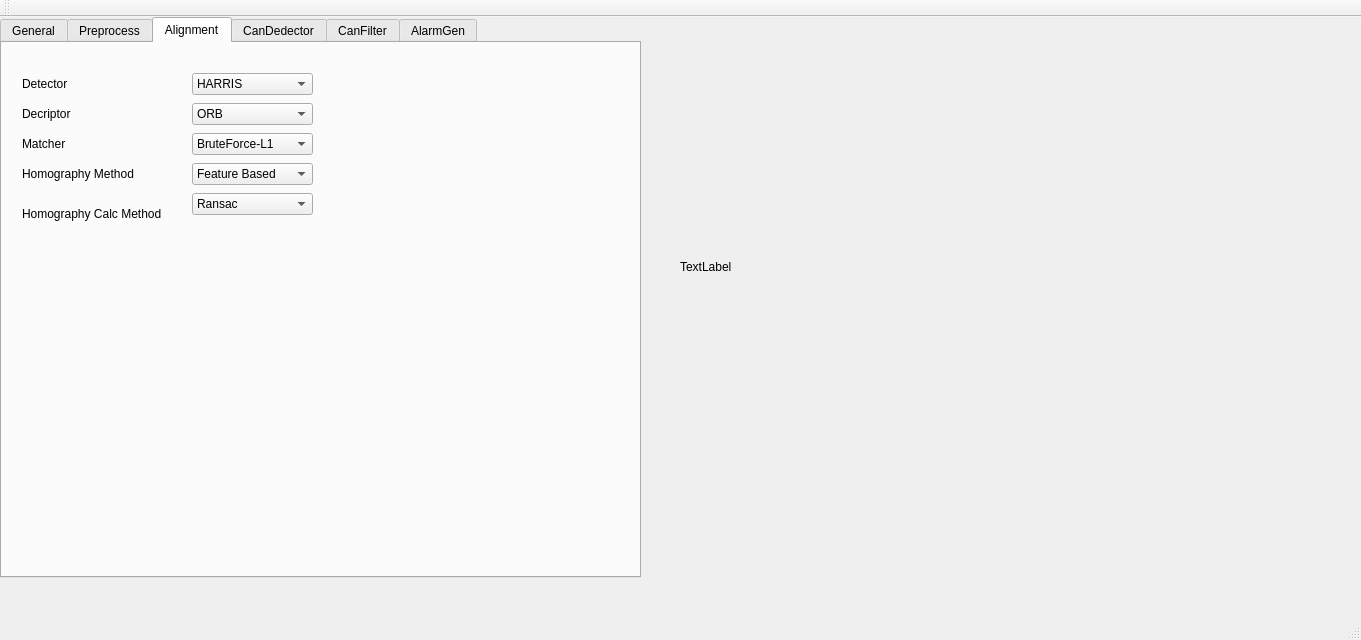
This is mainwindow.ui in birolkuyumcu/TargetDetection as Qt 5 draws it before an edit. The edited form follows.
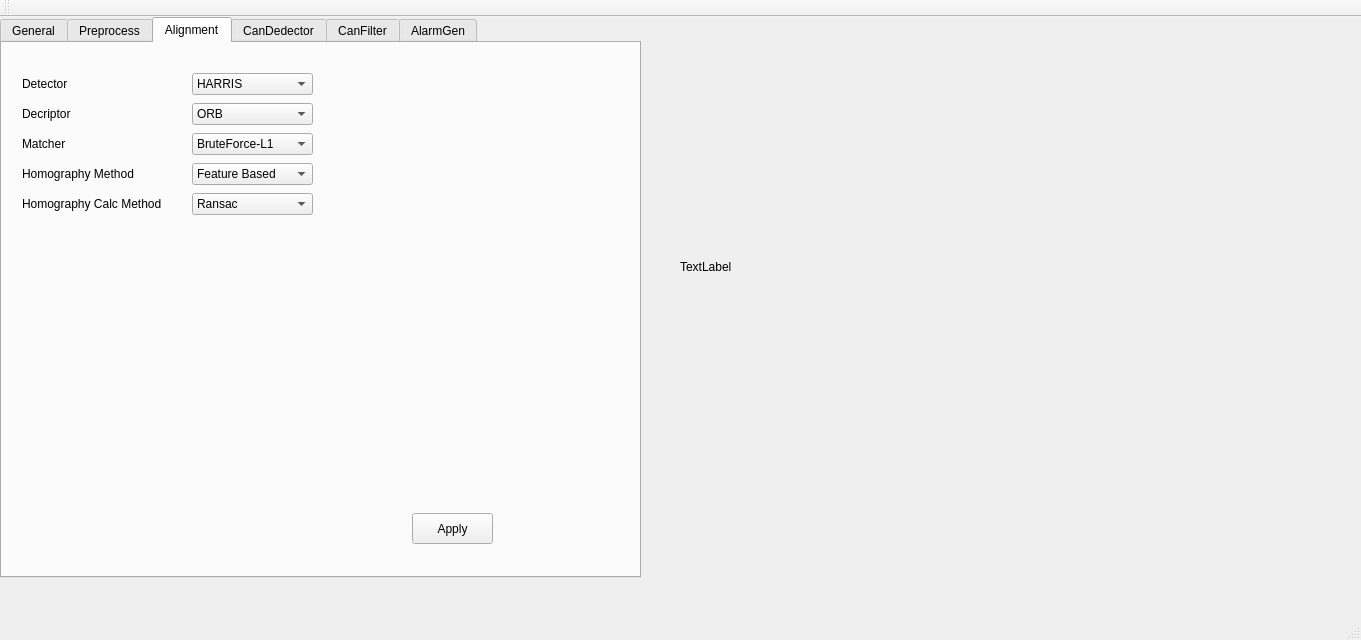
This is the edited form. The open tabs and pages were chosen to show the change.

Commit message: Alignment Setting GUI activated

```diff
--- a/mainwindow.ui
+++ b/mainwindow.ui
@@ -370,7 +370,7 @@
       <property name="geometry">
        <rect>
         <x>20</x>
-        <y>160</y>
+        <y>150</y>
         <width>161</width>
         <height>21</height>
        </rect>
@@ -559,6 +559,19 @@
        </property>
       </item>
      </widget>
+     <widget class="QPushButton" name="applyAlignmentButton">
+      <property name="geometry">
+       <rect>
+        <x>410</x>
+        <y>470</y>
+        <width>81</width>
+        <height>31</height>
+       </rect>
+      </property>
+      <property name="text">
+       <string>Apply</string>
+      </property>
+     </widget>
     </widget>
     <widget class="QWidget" name="tab_canDedector">
      <attribute name="title">
```
Left out of the diff: 7 changed lines with no effect on the pictures. The commit also changes 3 other files.
